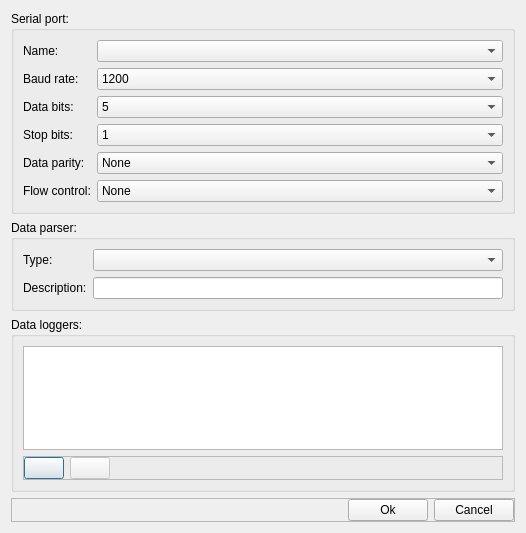
Before: the Qt Designer form src/window_configuration.ui in mic90/SerialDataRecorder, drawn with Qt 5.
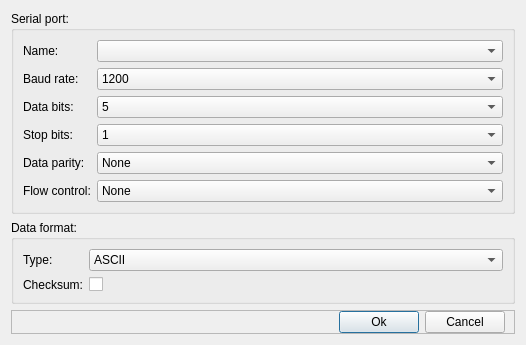
After: the same form once the commit is applied. Icons and pictures are not drawn.

Commit message: Basic functionality implemented, ASCII parser available, detected performance issues with higher samples count on charts

Diff of the .ui file:
```diff
--- a/src/window_configuration.ui
+++ b/src/window_configuration.ui
@@ -7,7 +7,7 @@
     <x>0</x>
     <y>0</y>
     <width>526</width>
-    <height>533</height>
+    <height>340</height>
    </rect>
   </property>
   <property name="windowTitle">
@@ -222,9 +222,15 @@
       </sizepolicy>
      </property>
      <property name="title">
-      <string>Data parser:</string>
+      <string>Data format:</string>
      </property>
      <layout class="QFormLayout" name="formLayout_2">
+      <property name="leftMargin">
+       <number>9</number>
+      </property>
+      <property name="rightMargin">
+       <number>9</number>
+      </property>
       <item row="0" column="0">
        <widget class="QLabel" name="label_3">
         <property name="text">
@@ -233,105 +239,44 @@
        </widget>
       </item>
       <item row="0" column="1">
-       <widget class="QComboBox" name="parsers"/>
+       <widget class="QComboBox" name="dataFormat">
+        <item>
+         <property name="text">
+          <string>ASCII</string>
+         </property>
+        </item>
+        <item>
+         <property name="text">
+          <string>Binary</string>
+         </property>
+        </item>
+       </widget>
       </item>
       <item row="1" column="0">
        <widget class="QLabel" name="label_4">
         <property name="text">
-         <string>Description:</string>
+         <string>Checksum:</string>
         </property>
        </widget>
       </item>
       <item row="1" column="1">
-       <widget class="QLineEdit" name="parserDescription">
-        <property name="readOnly">
-         <bool>true</bool>
+       <widget class="QCheckBox" name="checkSum">
+        <property name="text">
+         <string/>
         </property>
        </widget>
       </item>
      </layout>
     </widget>
    </item>
-   <item>
-    <widget class="QGroupBox" name="groupBox_3">
-     <property name="title">
-      <string>Data loggers:</string>
-     </property>
-     <layout class="QVBoxLayout" name="verticalLayout_6">
-      <item>
-       <widget class="QListWidget" name="loggers">
-        <property name="frameShape">
-         <enum>QFrame::StyledPanel</enum>
-        </property>
-       </widget>
-      </item>
-      <item>
-       <widget class="QFrame" name="frame_6">
-        <property name="frameShape">
-         <enum>QFrame::StyledPanel</enum>
-        </property>
-        <property name="frameShadow">
-         <enum>QFrame::Raised</enum>
-        </property>
-        <layout class="QHBoxLayout" name="horizontalLayout_4">
-         <property name="leftMargin">
-          <number>0</number>
-         </property>
-         <property name="topMargin">
-          <number>0</number>
-         </property>
-         <property name="rightMargin">
-          <number>0</number>
-         </property>
-         <property name="bottomMargin">
-          <number>0</number>
-         </property>
-         <item>
-          <widget class="QPushButton" name="addLogger">
-           <property name="text">
-            <string/>
-           </property>
-           <property name="icon">
-            <iconset resource="res.qrc">
-             <normaloff>:/icons/misc/add.png</normaloff>:/icons/misc/add.png</iconset>
-           </property>
-          </widget>
-         </item>
-         <item>
-          <widget class="QPushButton" name="removeLogger">
-           <property name="enabled">
-            <bool>false</bool>
-           </property>
-           <property name="text">
-            <string/>
-           </property>
-           <property name="icon">
-            <iconset resource="res.qrc">
-             <normaloff>:/icons/misc/delete.png</normaloff>:/icons/misc/delete.png</iconset>
-           </property>
-          </widget>
-         </item>
-         <item>
-          <spacer name="horizontalSpacer_3">
-           <property name="orientation">
-            <enum>Qt::Horizontal</enum>
-           </property>
-           <property name="sizeHint" stdset="0">
-            <size>
-             <width>390</width>
-             <height>20</height>
-            </size>
-           </property>
-          </spacer>
-         </item>
-        </layout>
-       </widget>
-      </item>
-     </layout>
-    </widget>
-   </item>
    <item>
     <widget class="QFrame" name="frame">
+     <property name="sizePolicy">
+      <sizepolicy hsizetype="Preferred" vsizetype="Maximum">
+       <horstretch>0</horstretch>
+       <verstretch>0</verstretch>
+      </sizepolicy>
+     </property>
      <property name="frameShape">
       <enum>QFrame::StyledPanel</enum>
      </property>
@@ -340,13 +285,13 @@
      </property>
      <layout class="QHBoxLayout" name="horizontalLayout">
       <property name="leftMargin">
-       <number>0</number>
+       <number>9</number>
       </property>
       <property name="topMargin">
        <number>0</number>
       </property>
       <property name="rightMargin">
-       <number>0</number>
+       <number>9</number>
       </property>
       <property name="bottomMargin">
        <number>0</number>
```
Left out of the diff: 12 changed lines with no effect on the pictures. The commit also changes 81 other files.
